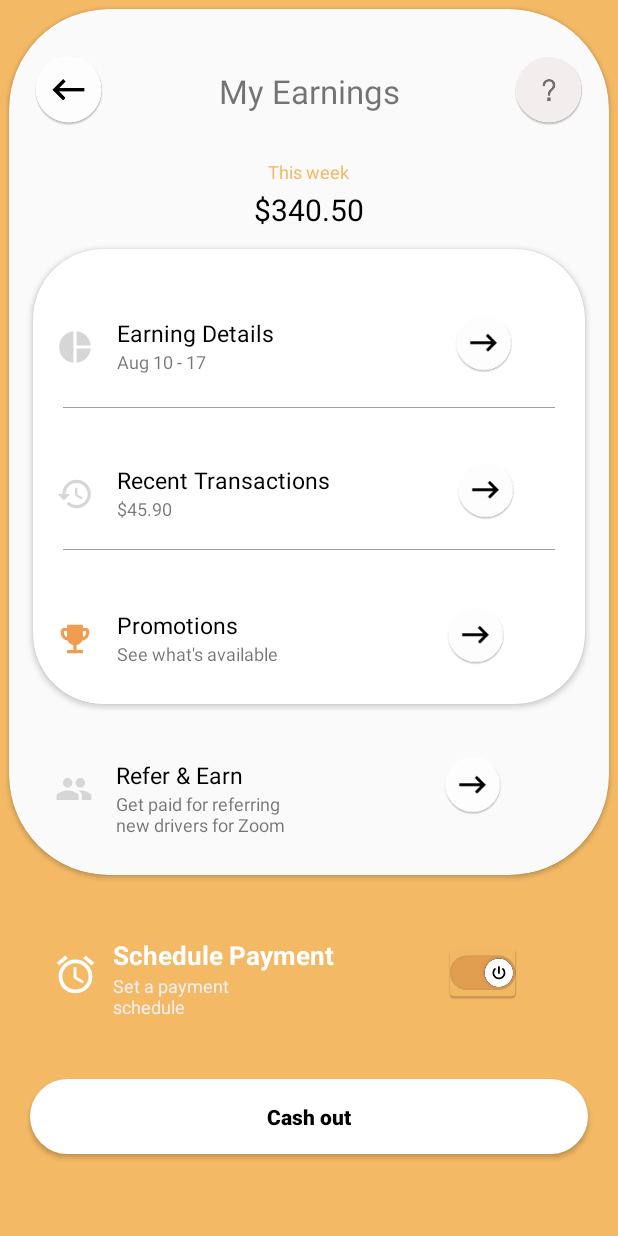
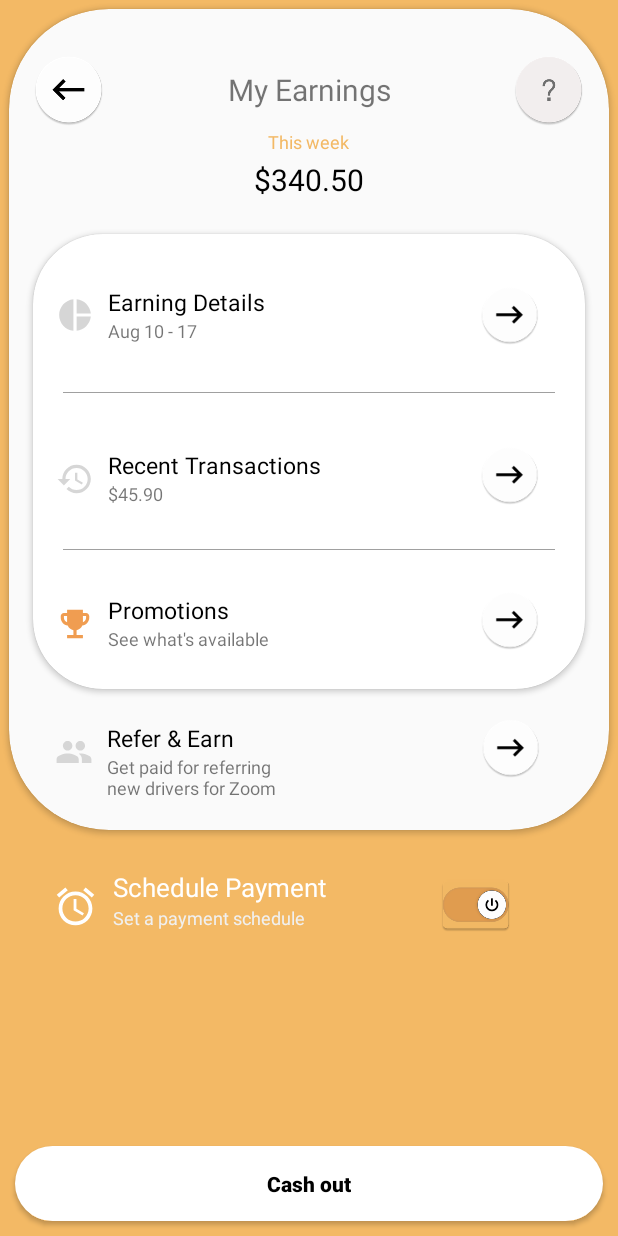
Before and after one commit to navgarg/UI_App, an Android app: the EarningsActivity screen opened directly, with no data from a screen before it, on a phone screen of 412 x 824 dp. Run offline under Robolectric (Android 15) with nearby library versions, the phone set to English and light mode, and no system bars.

Commit message:
Made changes to UI

```diff
--- a/app/src/debug/res/values/google_maps_api.xml
+++ b/app/src/debug/res/values/google_maps_api.xml
@@ -18,5 +18,5 @@
     Once you have your key (it starts with "AIza"), replace the "google_maps_key"
     string in this file.
     -->
-    <string name="google_maps_key" templateMergeStrategy="preserve" translatable="false">AIzaSyDXKBI5ff1rcHb4Btv_h7xIn7seKrdrLHw</string>
+    <string name="google_maps_key" templateMergeStrategy="preserve" translatable="false">AIzaSyAbKCMays8XpnNQRp7HTPxVaYt0KqDaUKA</string>
 </resources>
--- a/app/src/main/res/layout/activity_earnings.xml
+++ b/app/src/main/res/layout/activity_earnings.xml
@@ -1,15 +1,15 @@
 <?xml version="1.0" encoding="utf-8"?>
-<LinearLayout xmlns:android="http://schemas.android.com/apk/res/android"
+<RelativeLayout xmlns:android="http://schemas.android.com/apk/res/android"
     xmlns:tools="http://schemas.android.com/tools"
     android:layout_height="match_parent"
     android:layout_width="match_parent"
     android:background="@color/colorPrimary"
-    android:orientation="vertical"
     xmlns:card_view="http://schemas.android.com/apk/res-auto">
 
     <androidx.cardview.widget.CardView
         android:layout_width="match_parent"
         android:layout_height="wrap_content"
+        android:id="@+id/card"
         android:layout_margin="6dp"
         android:backgroundTint="#FAFAFA"
         card_view:cardCornerRadius="100px">
@@ -33,7 +33,7 @@
                 android:layout_weight="3"
                 android:gravity="center"
                 android:text="My Earnings"
-                android:textSize="22sp" />
+                android:textSize="20sp" />
 
             <ImageView
                 android:layout_width="0dp"
@@ -48,7 +48,7 @@
             android:layout_width="wrap_content"
             android:layout_height="wrap_content"
             android:layout_gravity="center_horizontal"
-            android:layout_marginTop="100dp"
+            android:layout_marginTop="80dp"
             android:text="This week"
             android:textColor="@color/colorPrimary"
             android:textSize="12sp" />
@@ -57,7 +57,7 @@
             android:layout_width="wrap_content"
             android:layout_height="wrap_content"
             android:layout_gravity="center_horizontal"
-            android:layout_marginTop="120dp"
+            android:layout_marginTop="100dp"
             android:text="$340.50"
             android:textColor="#000"
             android:textSize="20sp" />
@@ -67,12 +67,12 @@
             android:layout_width="match_parent"
             android:layout_height="wrap_content"
             android:layout_marginLeft="16dp"
-            android:layout_marginTop="160dp"
+            android:layout_marginTop="150dp"
             android:layout_marginRight="16dp"
             android:elevation="190dp"
             card_view:cardCornerRadius="70px">
 
-            <LinearLayout
+            <RelativeLayout
                 android:layout_width="match_parent"
                 android:layout_height="wrap_content"
                 android:layout_marginTop="25dp"
@@ -82,7 +82,7 @@
                     android:layout_width="25dp"
                     android:layout_height="25dp"
                     android:layout_marginLeft="15dp"
-                    android:layout_marginTop="27dp"
+                    android:layout_centerVertical="true"
                     android:layout_marginRight="15dp"
                     android:elevation="20dp"
                     android:src="@drawable/ic_pie_chart" />
@@ -90,7 +90,7 @@
                 <LinearLayout
                     android:layout_width="wrap_content"
                     android:orientation="vertical"
-                    android:layout_marginTop="20dp"
+                    android:layout_centerVertical="true"
                     android:layout_height="wrap_content">
 
 
@@ -98,12 +98,14 @@
                         android:layout_width="wrap_content"
                         android:layout_height="wrap_content"
                         android:text="Earning Details"
+                        android:layout_marginLeft="50dp"
                         android:textSize="15sp"
                         android:textColor="#000"/>
 
                     <TextView
                         android:layout_width="wrap_content"
                         android:layout_height="wrap_content"
+                        android:layout_marginLeft="50dp"
                         android:text="Aug 10 - 17"
                         android:textSize="12sp" />
 
@@ -113,11 +115,13 @@
                     android:layout_width="40dp"
                     android:layout_height="40dp"
                     android:layout_marginTop="17dp"
-                    android:layout_marginLeft="120dp"
                     android:elevation="20dp"
-                    android:src="@mipmap/arrow_right" />
+                    android:layout_centerVertical="true"
+                    android:layout_marginRight="30dp"
+                    android:src="@mipmap/arrow_right"
+                    android:layout_alignParentRight="true" />
 
-            </LinearLayout>
+            </RelativeLayout>
 
 
             <TableRow
@@ -128,7 +132,7 @@
                 android:layout_marginRight="20dp"
                 android:background="#a0a0a0" />
 
-            <LinearLayout
+            <RelativeLayout
                 android:layout_width="match_parent"
                 android:layout_height="wrap_content"
                 android:layout_marginTop="123dp"
@@ -154,12 +158,14 @@
                         android:layout_width="wrap_content"
                         android:layout_height="wrap_content"
                         android:text="Recent Transactions"
+                        android:layout_marginLeft="50dp"
                         android:textSize="15sp"
                         android:textColor="#000"/>
 
                     <TextView
                         android:layout_width="wrap_content"
                         android:layout_height="wrap_content"
+                        android:layout_marginLeft="50dp"
                         android:text="$45.90"
                         android:textSize="12sp" />
 
@@ -170,11 +176,12 @@
                     android:layout_width="40dp"
                     android:layout_height="40dp"
                     android:layout_marginTop="17dp"
-                    android:layout_marginLeft="84dp"
                     android:elevation="20dp"
-                    android:src="@mipmap/arrow_right" />
+                    android:layout_marginRight="30dp"
+                    android:src="@mipmap/arrow_right"
+                    android:layout_alignParentRight="true" />
 
-            </LinearLayout>
+            </RelativeLayout>
 
 
             <TableRow
@@ -182,12 +189,12 @@
                 android:layout_width="match_parent"
                 android:layout_height="0.5dp"
                 android:layout_marginLeft="20dp"
-                android:layout_marginTop="200dp"
+                android:layout_marginTop="210dp"
                 android:layout_marginRight="20dp"
                 android:background="#a0a0a0" />
 
 
-            <LinearLayout
+            <RelativeLayout
                 android:layout_width="match_parent"
                 android:layout_height="wrap_content"
                 android:layout_marginTop="220dp"
@@ -214,6 +221,7 @@
                         android:layout_width="wrap_content"
                         android:layout_height="wrap_content"
                         android:text="Promotions"
+                        android:layout_marginLeft="50dp"
                         android:textSize="15sp"
                         android:textColor="#000"/>
 
@@ -221,6 +229,7 @@
                         android:layout_width="wrap_content"
                         android:layout_height="wrap_content"
                         android:text="See what's available"
+                        android:layout_marginLeft="50dp"
                         android:textSize="12sp" />
 
                 </LinearLayout>
@@ -229,21 +238,22 @@
                     android:layout_width="40dp"
                     android:layout_height="40dp"
                     android:layout_marginTop="17dp"
-                    android:layout_marginLeft="111dp"
                     android:elevation="20dp"
-                    android:src="@mipmap/arrow_right" />
+                    android:layout_marginRight="30dp"
+                    android:src="@mipmap/arrow_right"
+                    android:layout_alignParentRight="true" />
 
-            </LinearLayout>
+            </RelativeLayout>
 
 
         </androidx.cardview.widget.CardView>
 
-        <LinearLayout
+        <RelativeLayout
             android:layout_width="match_parent"
             android:layout_height="wrap_content"
-            android:layout_marginTop="480dp"
+            android:layout_marginTop="455dp"
             android:layout_marginLeft="15dp"
-            android:layout_marginBottom="25dp"
+            android:layout_marginBottom="20dp"
             android:orientation="horizontal">
 
             <ImageView
@@ -266,11 +276,13 @@
                     android:layout_width="wrap_content"
                     android:layout_height="wrap_content"
                     android:text="Refer &amp; Earn"
+                    android:layout_marginLeft="50dp"
                     android:textSize="15sp"
                     android:textColor="#000"/>
 
                 <TextView
                     android:layout_width="wrap_content"
+                    android:layout_marginLeft="50dp"
                     android:layout_height="wrap_content"
                     android:text="Get paid for referring\nnew drivers for Zoom"
                     android:textSize="12sp" />
@@ -281,19 +293,21 @@
                 android:layout_width="40dp"
                 android:layout_height="40dp"
                 android:layout_marginTop="17dp"
-                android:layout_marginLeft="105dp"
                 android:elevation="20dp"
-                android:src="@mipmap/arrow_right" />
+                android:layout_marginRight="45dp"
+                android:src="@mipmap/arrow_right"
+                android:layout_alignParentRight="true" />
 
-        </LinearLayout>
+        </RelativeLayout>
 
     </androidx.cardview.widget.CardView>
 
     <LinearLayout
         android:layout_width="wrap_content"
         android:layout_height="wrap_content"
-        android:layout_marginTop="35dp"
         android:layout_marginLeft="35dp"
+        android:layout_below="@+id/card"
+        android:layout_marginTop="20dp"
         android:orientation="horizontal">
 
         <ImageView
@@ -314,39 +328,40 @@
                 android:gravity="bottom"
                 android:text="Schedule Payment"
                 android:textColor="#fff"
-                android:textSize="17sp"
-                android:textStyle="bold" />
+                android:textSize="17sp" />
 
             <TextView
                 android:layout_width="wrap_content"
                 android:layout_height="wrap_content"
                 android:gravity="top"
-                android:text="Set a payment\nschedule"
-                android:textColor="#eee"
+                android:text="Set a payment schedule"
+                android:textColor="#f0f0f0"
                 android:textSize="12sp" />
 
         </LinearLayout>
 
-                <ImageView
-                    android:id="@+id/toggle_menu"
-                    android:background="@color/colorPrimary"
-                    android:layout_marginLeft="75dp"
-                    android:layout_width="wrap_content"
-                    android:layout_height="wrap_content"
-                    android:src="@mipmap/toggle"/>
+        <ImageView
+            android:id="@+id/toggle_menu"
+            android:layout_width="wrap_content"
+            android:layout_height="wrap_content"
+            android:layout_marginLeft="75dp"
+            android:background="@color/colorPrimary"
+            android:src="@mipmap/toggle" />
 
     </LinearLayout>
 
     <Button
+        android:id="@+id/button"
         android:layout_width="match_parent"
         android:layout_height="50dp"
         android:background="@drawable/button_style"
         android:text="Cash out"
         android:textAllCaps="false"
+        android:layout_alignParentBottom="true"
         android:textStyle="bold"
-        android:layout_marginLeft="20dp"
-        android:layout_marginRight="20dp"
-        android:textColor="#000"
-        android:layout_marginTop="40dp"/>
+        android:layout_marginLeft="10dp"
+        android:layout_marginRight="10dp"
+        android:layout_marginBottom="10dp"
+        android:textColor="#000"/>
 
-</LinearLayout>
+</RelativeLayout>
```
Also changed, not shown: app/src/main/AndroidManifest.xml (+1 -9 lines), app/src/main/java/com/example/uiapp/RideActivity.java (+2 -9 lines), app/src/main/res/layout/activity_menu.xml (+54 -31 lines), app/src/main/res/layout/activity_ride.xml (+50 -34 lines).
